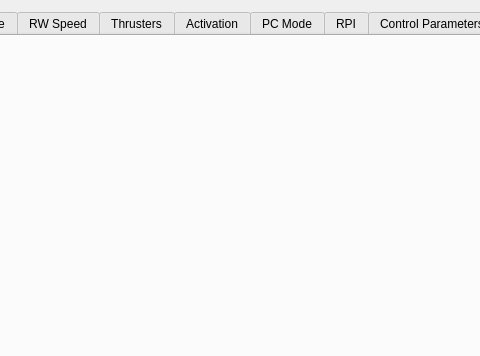
The window that ARVID_GS/tcwindow.ui (Eruvae/floatsat5) describes before a commit, drawn with Qt 5; both pictures show x 127 to 607 and y 0 to 356 of the 1178 by 746 pixel window.
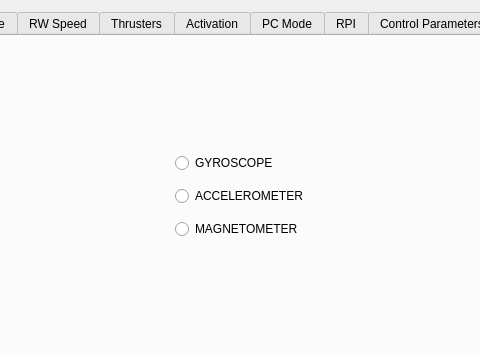
The same window after the commit. The open tabs and pages were chosen to show the change. Icons and pictures are not drawn.

Commit message: Changes to TC Window!

```diff
--- a/ARVID_GS/tcwindow.ui
+++ b/ARVID_GS/tcwindow.ui
@@ -717,6 +717,39 @@
     <attribute name="title">
      <string>Calibration</string>
     </attribute>
+    <widget class="QWidget" name="">
+     <property name="geometry">
+      <rect>
+       <x>290</x>
+       <y>110</y>
+       <width>130</width>
+       <height>101</height>
+      </rect>
+     </property>
+     <layout class="QVBoxLayout" name="verticalLayout_4">
+      <item>
+       <widget class="QRadioButton" name="gyrobutton">
+        <property name="text">
+         <string>GYROSCOPE</string>
+        </property>
+       </widget>
+      </item>
+      <item>
+       <widget class="QRadioButton" name="accbutton">
+        <property name="text">
+         <string>ACCELEROMETER</string>
+        </property>
+       </widget>
+      </item>
+      <item>
+       <widget class="QRadioButton" name="magbutton">
+        <property name="text">
+         <string>MAGNETOMETER</string>
+        </property>
+       </widget>
+      </item>
+     </layout>
+    </widget>
    </widget>
    <widget class="QWidget" name="tab_2">
     <attribute name="title">
```
Left out of the diff: 20 changed lines with no effect on the pictures. The commit also changes 1 other file.
